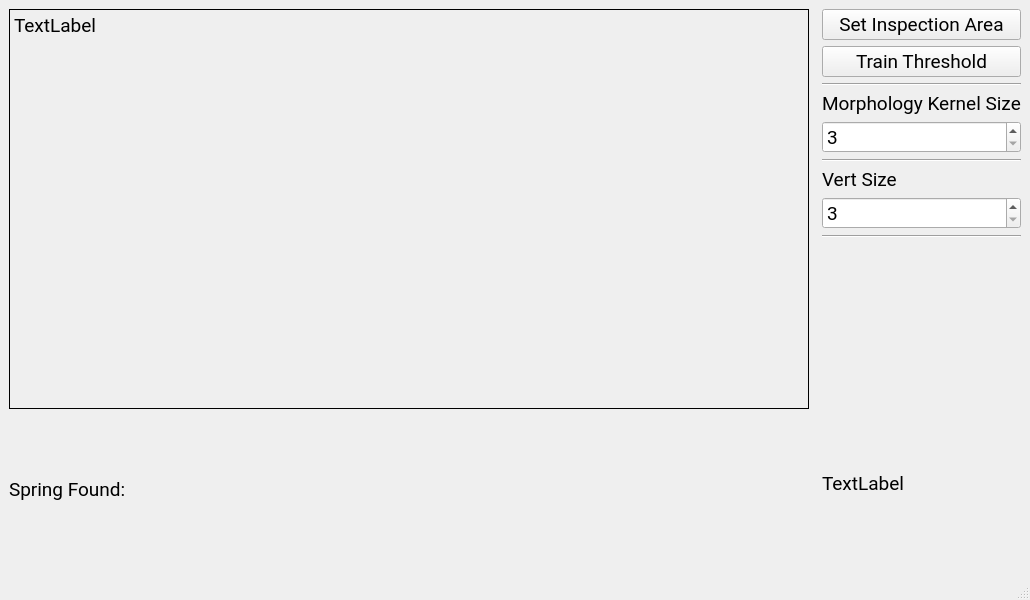
This is UI/mainwindow.ui in abikemechanic/SC_VisionInspection as Qt 5 draws it before an edit. The edited form follows.
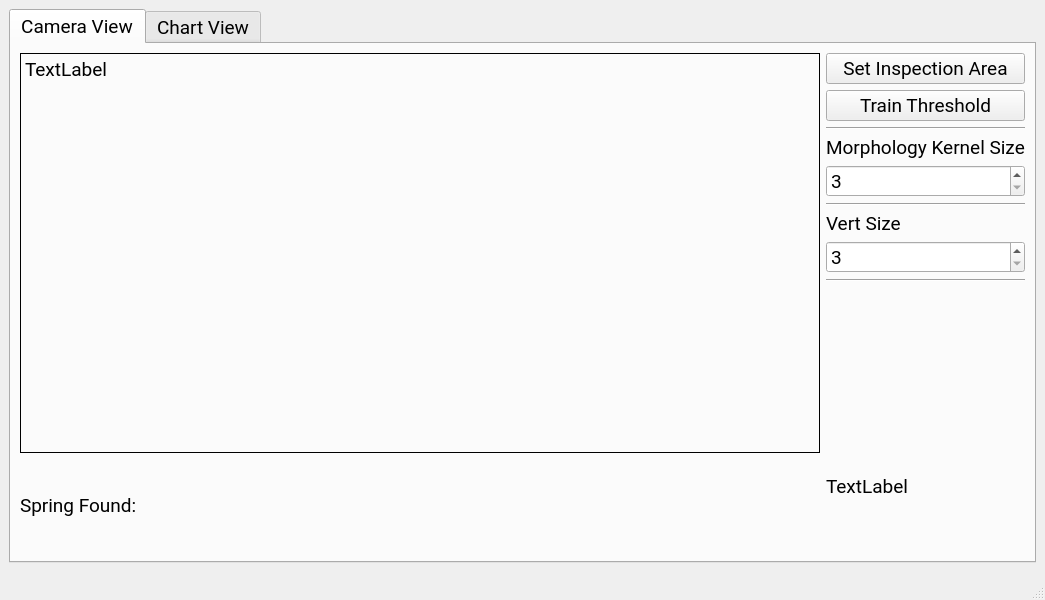
This is the edited form.

Commit message: adding tabs to show video and charts

```diff
--- a/UI/mainwindow.ui
+++ b/UI/mainwindow.ui
@@ -28,6 +28,19 @@
   <widget class="QWidget" name="centralwidget">
    <layout class="QGridLayout" name="gridLayout">
     <item row="0" column="0">
+     <widget class="QTabWidget" name="tab_MainWIndow">
+      <property name="tabPosition">
+       <enum>QTabWidget::North</enum>
+      </property>
+      <property name="currentIndex">
+       <number>0</number>
+      </property>
+      <widget class="QWidget" name="tab_CameraView">
+       <attribute name="title">
+        <string>Camera View</string>
+       </attribute>
+       <layout class="QGridLayout" name="gridLayout_2">
+        <item row="0" column="0">
      <layout class="QHBoxLayout" name="horizontalLayout">
       <item>
        <layout class="QVBoxLayout" name="verticalLayout_2">
@@ -197,6 +210,15 @@
        </layout>
       </item>
      </layout>
+        </item>
+       </layout>
+      </widget>
+      <widget class="QWidget" name="tab_ChartView">
+       <attribute name="title">
+        <string>Chart View</string>
+       </attribute>
+      </widget>
+     </widget>
     </item>
    </layout>
   </widget>
```
Lines whose indentation alone changed are shown as unchanged. The commit also changes 2 other files.
